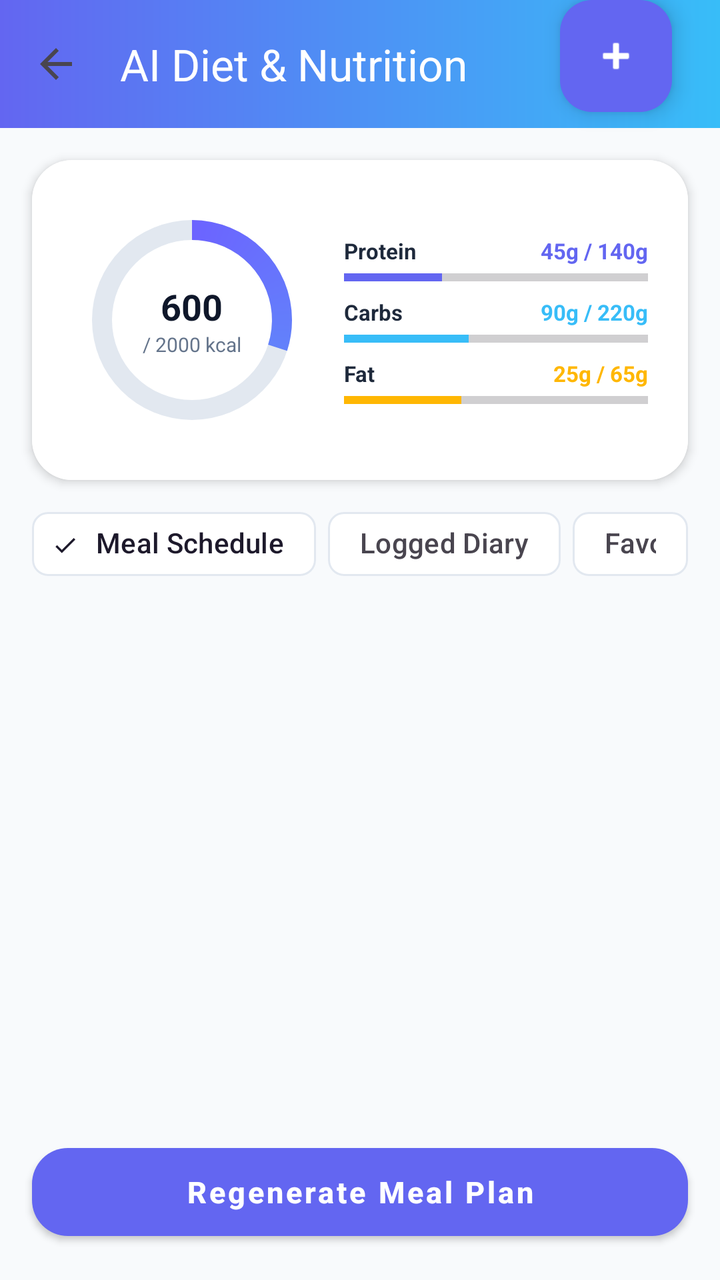
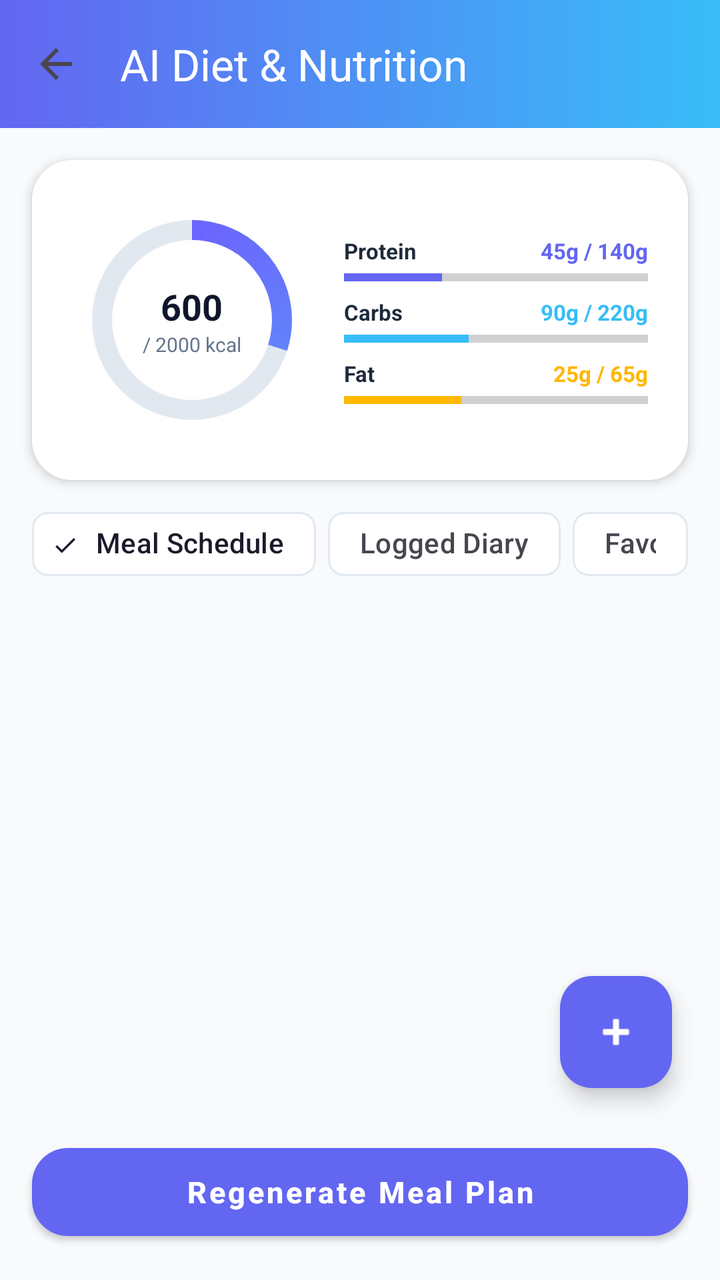

Before-and-after screenshots of an Android layout around one commit, followed by the original layout XML and the change that was made.
<!-- AndroidManifest.xml: application theme Theme.FitnessApp -->
<!-- res/layout/activity_diet_planner.xml -->
<?xml version="1.0" encoding="utf-8"?>
<androidx.constraintlayout.widget.ConstraintLayout xmlns:android="http://schemas.android.com/apk/res/android"
    xmlns:app="http://schemas.android.com/apk/res-auto"
    xmlns:tools="http://schemas.android.com/tools"
    android:layout_width="match_parent"
    android:layout_height="match_parent"
    android:background="#F8FAFC"
    tools:context=".activities.DietPlannerActivity">

    
    <androidx.appcompat.widget.Toolbar
        android:id="@+id/toolbar"
        android:layout_width="match_parent"
        android:layout_height="?attr/actionBarSize"
        android:background="@drawable/bg_blue_gradient"
        app:titleTextColor="@color/white"
        app:title="AI Diet &amp; Nutrition"
        app:navigationIcon="?attr/homeAsUpIndicator"
        app:navigationIconTint="@color/white"
        app:layout_constraintTop_toTopOf="parent" />

    
    <androidx.cardview.widget.CardView
        android:id="@+id/cvDietSummary"
        android:layout_width="match_parent"
        android:layout_height="wrap_content"
        app:cardCornerRadius="20dp"
        app:cardElevation="3dp"
        android:layout_margin="16dp"
        app:layout_constraintTop_toBottomOf="@id/toolbar">

        <LinearLayout
            android:layout_width="match_parent"
            android:layout_height="wrap_content"
            android:orientation="horizontal"
            android:padding="20dp"
            android:gravity="center_vertical"
            android:background="@color/white">

            
            <FrameLayout
                android:layout_width="120dp"
                android:layout_height="120dp"
                android:layout_marginEnd="16dp">

                <ProgressBar
                    android:id="@+id/pbCircleProgress"
                    style="?android:attr/progressBarStyleHorizontal"
                    android:layout_width="match_parent"
                    android:layout_height="match_parent"
                    android:indeterminate="false"
                    android:max="2000"
                    android:progress="600"
                    android:progressDrawable="@drawable/bg_circular_progress"
                    android:layout_gravity="center" />

                <LinearLayout
                    android:layout_width="wrap_content"
                    android:layout_height="wrap_content"
                    android:orientation="vertical"
                    android:gravity="center"
                    android:layout_gravity="center">
                    <TextView
                        android:id="@+id/tvCaloriesVal"
                        android:layout_width="wrap_content"
                        android:layout_height="wrap_content"
                        android:text="600"
                        android:textColor="@color/black"
                        android:textSize="18sp"
                        android:textStyle="bold" />
                    <TextView
                        android:id="@+id/tvTargetCalories"
                        android:layout_width="wrap_content"
                        android:layout_height="wrap_content"
                        android:text="/ 2000 kcal"
                        android:textColor="@color/gray"
                        android:textSize="10sp" />
                </LinearLayout>
            </FrameLayout>

            
            <LinearLayout
                android:layout_width="0dp"
                android:layout_height="wrap_content"
                android:layout_weight="1"
                android:orientation="vertical">

                
                <LinearLayout
                    android:layout_width="match_parent"
                    android:layout_height="wrap_content"
                    android:orientation="vertical"
                    android:layout_marginBottom="8dp">
                    <LinearLayout
                        android:layout_width="match_parent"
                        android:layout_height="wrap_content"
                        android:orientation="horizontal">
                        <TextView
                            android:layout_width="0dp"
                            android:layout_height="wrap_content"
                            android:layout_weight="1"
                            android:text="Protein"
                            android:textColor="#1E293B"
                            android:textSize="11sp"
                            android:textStyle="bold" />
                        <TextView
                            android:id="@+id/tvProteinVal"
                            android:layout_width="wrap_content"
                            android:layout_height="wrap_content"
                            android:text="45g / 140g"
                            android:textColor="@color/primary"
                            android:textSize="11sp"
                            android:textStyle="bold" />
                    </LinearLayout>
                    <ProgressBar
                        android:id="@+id/pbProtein"
                        style="?android:attr/progressBarStyleHorizontal"
                        android:layout_width="match_parent"
                        android:layout_height="4dp"
                        android:layout_marginTop="4dp"
                        android:max="140"
                        android:progress="45"
                        android:progressTint="@color/primary" />
                </LinearLayout>

                
                <LinearLayout
                    android:layout_width="match_parent"
                    android:layout_height="wrap_content"
                    android:orientation="vertical"
                    android:layout_marginBottom="8dp">
                    <LinearLayout
                        android:layout_width="match_parent"
                        android:layout_height="wrap_content"
                        android:orientation="horizontal">
                        <TextView
                            android:layout_width="0dp"
                            android:layout_height="wrap_content"
                            android:layout_weight="1"
                            android:text="Carbs"
                            android:textColor="#1E293B"
                            android:textSize="11sp"
                            android:textStyle="bold" />
                        <TextView
                            android:id="@+id/tvCarbsVal"
                            android:layout_width="wrap_content"
                            android:layout_height="wrap_content"
                            android:text="90g / 220g"
                            android:textColor="@color/secondary"
                            android:textSize="11sp"
                            android:textStyle="bold" />
                    </LinearLayout>
                    <ProgressBar
                        android:id="@+id/pbCarbs"
                        style="?android:attr/progressBarStyleHorizontal"
                        android:layout_width="match_parent"
                        android:layout_height="4dp"
                        android:layout_marginTop="4dp"
                        android:max="220"
                        android:progress="90"
                        android:progressTint="@color/secondary" />
                </LinearLayout>

                
                <LinearLayout
                    android:layout_width="match_parent"
                    android:layout_height="wrap_content"
                    android:orientation="vertical">
                    <LinearLayout
                        android:layout_width="match_parent"
                        android:layout_height="wrap_content"
                        android:orientation="horizontal">
                        <TextView
                            android:layout_width="0dp"
                            android:layout_height="wrap_content"
                            android:layout_weight="1"
                            android:text="Fat"
                            android:textColor="#1E293B"
                            android:textSize="11sp"
                            android:textStyle="bold" />
                        <TextView
                            android:id="@+id/tvFatVal"
                            android:layout_width="wrap_content"
                            android:layout_height="wrap_content"
                            android:text="25g / 65g"
                            android:textColor="#FFB703"
                            android:textSize="11sp"
                            android:textStyle="bold" />
                    </LinearLayout>
                    <ProgressBar
                        android:id="@+id/pbFat"
                        style="?android:attr/progressBarStyleHorizontal"
                        android:layout_width="match_parent"
                        android:layout_height="4dp"
                        android:layout_marginTop="4dp"
                        android:max="65"
                        android:progress="25"
                        android:progressTint="#FFB703" />
                </LinearLayout>

            </LinearLayout>
        </LinearLayout>
    </androidx.cardview.widget.CardView>

    
    <LinearLayout
        android:id="@+id/llDietFilters"
        android:layout_width="match_parent"
        android:layout_height="wrap_content"
        android:orientation="horizontal"
        android:paddingHorizontal="16dp"
        android:layout_marginTop="8dp"
        app:layout_constraintTop_toBottomOf="@id/cvDietSummary">

        <com.google.android.material.chip.Chip
            android:id="@+id/chipAllMeals"
            style="@style/Widget.Material3.Chip.Filter"
            android:layout_width="wrap_content"
            android:layout_height="wrap_content"
            android:text="Meal Schedule"
            android:checked="true"
            app:chipBackgroundColor="@color/white"
            app:chipStrokeColor="#E2E8F0"
            android:layout_marginEnd="6dp" />

        <com.google.android.material.chip.Chip
            android:id="@+id/chipLoggedMeals"
            style="@style/Widget.Material3.Chip.Filter"
            android:layout_width="wrap_content"
            android:layout_height="wrap_content"
            android:text="Logged Diary"
            app:chipBackgroundColor="@color/white"
            app:chipStrokeColor="#E2E8F0"
            android:layout_marginEnd="6dp" />

        <com.google.android.material.chip.Chip
            android:id="@+id/chipFavorites"
            style="@style/Widget.Material3.Chip.Filter"
            android:layout_width="wrap_content"
            android:layout_height="wrap_content"
            android:text="Favorites"
            app:chipBackgroundColor="@color/white"
            app:chipStrokeColor="#E2E8F0" />
    </LinearLayout>

    
    <androidx.recyclerview.widget.RecyclerView
        android:id="@+id/rvMeals"
        android:layout_width="match_parent"
        android:layout_height="0dp"
        android:layout_marginTop="8dp"
        android:clipToPadding="false"
        android:paddingBottom="80dp"
        app:layout_constraintBottom_toBottomOf="parent"
        app:layout_constraintTop_toBottomOf="@id/llDietFilters" />

    
    <LinearLayout
        android:id="@+id/llNoFavorites"
        android:layout_width="wrap_content"
        android:layout_height="wrap_content"
        android:orientation="vertical"
        android:gravity="center"
        android:visibility="gone"
        app:layout_constraintTop_toBottomOf="@id/llDietFilters"
        app:layout_constraintBottom_toTopOf="@+id/btnRegeneratePlan"
        app:layout_constraintStart_toStartOf="parent"
        app:layout_constraintEnd_toEndOf="parent">

        <ImageView
            android:layout_width="80dp"
            android:layout_height="80dp"
            android:src="@drawable/onboarding_4"
            android:alpha="0.4" />

        <TextView
            android:id="@+id/tvNoFavoritesTitle"
            android:layout_width="wrap_content"
            android:layout_height="wrap_content"
            android:text="No Logged Foods"
            android:textColor="#64748B"
            android:textSize="16sp"
            android:textStyle="bold"
            android:layout_marginTop="16dp" />

        <TextView
            android:id="@+id/tvNoFavoritesDesc"
            android:layout_width="wrap_content"
            android:layout_height="wrap_content"
            android:text="Tap the FAB to log your meals"
            android:textColor="#94A3B8"
            android:textSize="12sp"
            android:layout_marginTop="4dp" />
    </LinearLayout>

    
    <com.google.android.material.button.MaterialButton
        android:id="@+id/btnRegeneratePlan"
        style="@style/Widget.MaterialComponents.Button"
        android:layout_width="match_parent"
        android:layout_height="56dp"
        android:layout_margin="16dp"
        android:text="Regenerate Meal Plan"
        android:textColor="@color/white"
        android:textSize="15sp"
        android:textStyle="bold"
        app:cornerRadius="18dp"
        app:backgroundTint="@color/primary"
        android:textAllCaps="false"
        app:layout_constraintBottom_toBottomOf="parent" />

    
    <com.google.android.material.floatingactionbutton.FloatingActionButton
        android:id="@+id/fabAddMeal"
        android:layout_width="wrap_content"
        android:layout_height="wrap_content"
        android:layout_margin="24dp"
        android:src="@android:drawable/ic_input_add"
        app:tint="@color/white"
        app:backgroundTint="@color/primary"
        app:layout_constraintBottom_toTopOf="@id/btnRegenerate"
        app:layout_constraintEnd_toEndOf="parent"
        android:contentDescription="Log a custom meal" />

</androidx.constraintlayout.widget.ConstraintLayout>
<!-- resources referenced by this layout -->
<resources>
  <color name="black">#0F172A</color>
  <color name="gray">#64748B</color>
  <color name="primary">#6366F1</color>
  <color name="secondary">#38BDF8</color>
  <color name="white">#FFFFFF</color>
  <!-- drawable bg_blue_gradient (drawable) -->
  <?xml version="1.0" encoding="utf-8"?>
  <shape xmlns:android="http://schemas.android.com/apk/res/android"
      android:shape="rectangle">
      <gradient
          android:angle="0"
          android:startColor="#6366F1"
          android:endColor="#38BDF8"
          android:type="linear" />
  </shape>
  <!-- drawable bg_circular_progress (drawable) -->
  <?xml version="1.0" encoding="utf-8"?>
  <layer-list xmlns:android="http://schemas.android.com/apk/res/android">
      
      <item android:id="@android:id/background">
          <shape
              android:shape="ring"
              android:innerRadiusRatio="3"
              android:thickness="10dp"
              android:useLevel="false">
              <solid android:color="#E2E8F0" />
          </shape>
      </item>
      
      <item android:id="@android:id/progress">
          <rotate
              android:fromDegrees="270"
              android:toDegrees="270">
              <shape
                  android:shape="ring"
                  android:innerRadiusRatio="3"
                  android:thickness="10dp"
                  android:useLevel="true">
                  <gradient
                      android:startColor="#6C63FF"
                      android:endColor="#4CC9F0"
                      android:type="sweep" />
              </shape>
          </rotate>
      </item>
  </layer-list>
  <!-- drawable onboarding_4: png bitmap (drawable, 346391 bytes) -->
  <style name="Theme.FitnessApp" parent="Theme.Material3.DayNight.NoActionBar">
          
          <item name="colorPrimary">@color/primary</item>
          <item name="colorPrimaryVariant">@color/primary_variant</item>
          <item name="colorSecondary">@color/secondary</item>
          <item name="android:statusBarColor">?attr/colorSurface</item>
          <item name="android:windowLightStatusBar">true</item>
          <item name="android:windowBackground">@color/background_color</item>
          <item name="colorSurface">@color/white</item>
          <item name="colorOnSurface">@color/black</item>
          <item name="colorOnBackground">@color/black</item>
      </style>
  <color name="primary_variant">#4F46E5</color>
  <color name="background_color">#FAF9F5</color>
</resources>

<!-- the commit's change to res/layout/activity_diet_planner.xml (unified diff, before → after) -->
@@ -318,7 +318,7 @@
         android:src="@android:drawable/ic_input_add"
         app:tint="@color/white"
         app:backgroundTint="@color/primary"
-        app:layout_constraintBottom_toTopOf="@id/btnRegenerate"
+        app:layout_constraintBottom_toTopOf="@id/btnRegeneratePlan"
         app:layout_constraintEnd_toEndOf="parent"
         android:contentDescription="Log a custom meal" />
 
